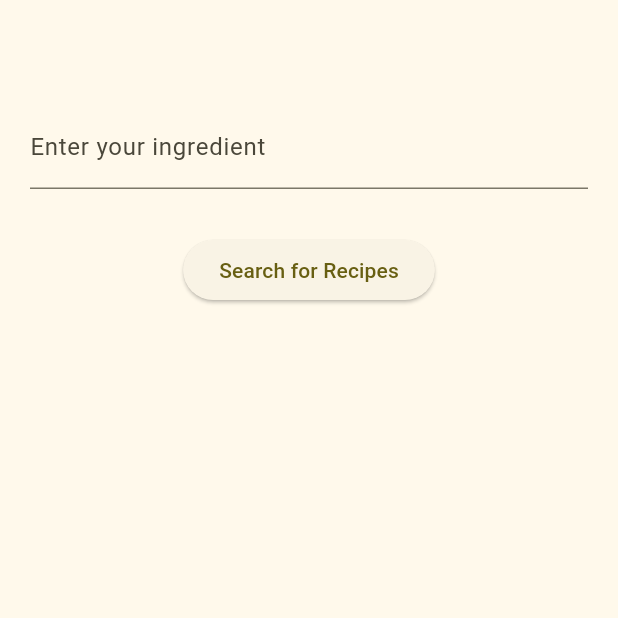
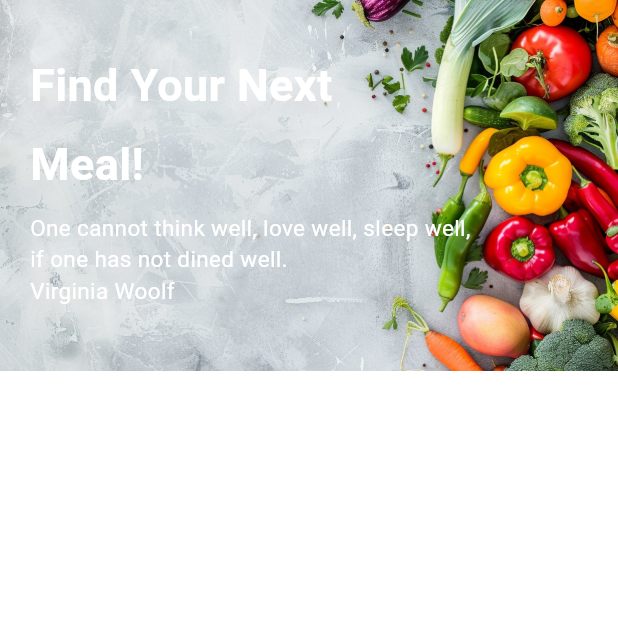
Before and after one commit to tamilnambi/recipe_rover, a Flutter app: the screen it shows after launch, on a phone screen of 412 x 824 dp, the top half of it. Run offline on Flutter 3.47's test engine with Material 3 defaults, Android fonts, the phone set to English and light mode, and no system bars; our stand-ins replace google_fonts, webview_flutter.

```diff
--- a/lib/main.dart
+++ b/lib/main.dart
@@ -1,12 +1,13 @@
 import 'package:flutter/material.dart';
 import 'package:http/http.dart' as http;
+import 'package:recipe_rover/pages/home_page.dart';
 import 'dart:convert';
 
 import 'package:recipe_rover/recipe.dart';
 import 'package:recipe_rover/constant.dart';
 
 void main() {
-  runApp( MyApp());
+  runApp( const MyApp());
 }
 
 class MyApp extends StatelessWidget {
@@ -27,100 +28,101 @@ class MyApp extends StatelessWidget {
   }
 }
 
-class MyHomePage extends StatefulWidget {
-  const MyHomePage({super.key});
-
-  @override
-  State<MyHomePage> createState() => _MyHomePageState();
-}
-
-class _MyHomePageState extends State<MyHomePage> {
-
-  final TextEditingController _ingredientController = TextEditingController();
-  List<Map<String, dynamic>> recipes = [];
-  bool isLoading = false; // Added loading indicator state
-
-  Future<void> _searchRecipes(String ingredient) async {
-
-    try {
-      setState(() {
-        isLoading = true; // show loading indicator
-      });
-      final response = await http.get(
-          Uri.parse('$endpoint?q=$ingredient&app_id=$appId&app_key=$appKey'));
-      if (response.statusCode == 200) {
-        final data = json.decode(response.body);
-        if (data['hits'] != null) {
-          final hits = data['hits'];
-          final recipeData = hits.map<Map<String, dynamic>>((hit) {
-            final recipe = hit['recipe'];
-            return {
-              'label': recipe['label'],
-              'image': recipe['image'],
-              'uri': recipe['uri'],
-            };
-          }).toList();
-
-          setState(() {
-            recipes = recipeData;
-          });
-        }
-      } else {
-        print('Failed to fetch recipes');
-      }
-    }
-    catch (e) {
-      print('error occurred + $e');
-    } finally {
-      setState(() {
-        isLoading = false; //hide loading indicator
-      });
-    }
-  }
-
-    @override
-    Widget build(BuildContext context) {
-      return Scaffold(
-        body: Center(
-          child: Column(
-            children: <Widget>[
-              const SizedBox(
-                height: 50.0,
-              ),
-              Padding(padding: const EdgeInsets.all(20.0),
-                child: TextField(
-                  controller: _ingredientController,
-                  decoration: const InputDecoration(
-                      labelText: 'Enter your ingredient'),
-                ),),
-              const SizedBox(
-                height: 10.0,
-              ),
-              ElevatedButton(onPressed: () {
-                _searchRecipes(_ingredientController.text);
-              },
-                  child: const Text("Search for Recipes")),
-              if (isLoading)
-                const CircularProgressIndicator() // Show loading indicator while fetching data
-              else
-                if (recipes.isNotEmpty)
-                  Expanded(
-                      child: ListView.builder(
-                          itemCount: recipes.length,
-                          itemBuilder: (context, index) {
-                            final recipe = recipes[index];
-                            return ListTile(
-                              title: Text(recipe['label']),
-                              subtitle: Image.network(recipe['image']),
-                              onTap: () {
-                                Navigator.push(context,
-                                    MaterialPageRoute(builder: (context)=> RecipeDetails(uri : recipe['uri'])));
-                              },
-                            );
-                          })),
-            ],
-          ),
-        ),
-      );
-    }
-  }
+// class MyHomePage extends StatefulWidget {
+//   const MyHomePage({super.key});
+//
+//   @override
+//   State<MyHomePage> createState() => _MyHomePageState();
+// }
+//
+// class _MyHomePageState extends State<MyHomePage> {
+//
+//   final TextEditingController _ingredientController = TextEditingController();
+//   List<Map<String, dynamic>> recipes = [];
+//   bool isLoading = false; // Added loading indicator state
+//
+//   Future<void> _searchRecipes(String ingredient) async {
+//
+//     try {
+//       setState(() {
+//         isLoading = true; // show loading indicator
+//       });
+//       final response = await http.get(
+//           Uri.parse('$endpoint?q=$ingredient&app_id=$appId&app_key=$appKey'));
+//       if (response.statusCode == 200) {
+//         final data = json.decode(response.body);
+//         if (data['hits'] != null) {
+//           final hits = data['hits'];
+//           final recipeData = hits.map<Map<String, dynamic>>((hit) {
+//             final recipe = hit['recipe'];
+//             return {
+//               'label': recipe['label'],
+//               'image': recipe['image'],
+//               'uri': recipe['uri'],
+//             };
+//           }).toList();
+//
+//           setState(() {
+//             recipes = recipeData;
+//           });
+//         }
+//       } else {
+//         print('Failed to fetch recipes');
+//       }
+//     }
+//     catch (e) {
+//       print('error occurred + $e');
+//     } finally {
+//       setState(() {
+//         isLoading = false; //hide loading indicator
+//       });
+//     }
+//   }
+//
+//     @override
+//     Widget build(BuildContext context) {
+//       return Scaffold(
+//         body: Center(
+//           child: Column(
+//             children: <Widget>[
+//               const SizedBox(
+//                 height: 50.0,
+//               ),
+//               Padding(padding: const EdgeInsets.all(20.0),
+//                 child: TextField(
+//                   controller: _ingredientController,
+//                   decoration: const InputDecoration(
+//                       labelText: 'Enter your ingredient'),
+//                 ),),
+//               const SizedBox(
+//                 height: 10.0,
+//               ),
+//               ElevatedButton(onPressed: () {
+//                 _searchRecipes(_ingredientController.text);
+//               },
+//                   child: const Text("Search for Recipes")),
+//               if (isLoading)
+//                 const CircularProgressIndicator() // Show loading indicator while fetching data
+//               else
+//                 if (recipes.isNotEmpty)
+//                   Expanded(
+//                       child: ListView.builder(
+//                           itemCount: recipes.length,
+//                           itemBuilder: (context, index) {
+//                             final recipe = recipes[index];
+//                             return ListTile(
+//                               title: Text(recipe['label']),
+//                               subtitle: Image.network(recipe['image']),
+//                               onTap: () {
+//                                 Navigator.push(context,
+//                                     MaterialPageRoute(builder: (context)=> RecipeDetails(uri : recipe['uri'])));
+//                               },
+//                             );
+//                           })),
+//             ],
+//           ),
+//         ),
+//       );
+//     }
+//   }
+//
--- /dev/null
+++ b/lib/pages/home_page.dart
@@ -0,0 +1,63 @@
+import 'package:flutter/material.dart';
+import 'package:google_fonts/google_fonts.dart';
+
+class MyHomePage extends StatelessWidget {
+  const MyHomePage({super.key});
+
+  @override
+  Widget build(BuildContext context) {
+    Size size = MediaQuery.of(context).size;
+    return Scaffold(
+      body: SafeArea(
+          child: Container(
+            width: size.width,
+        color: Colors.white,
+        child:  Column(
+          children: [
+            Stack(
+              children: [
+                Image.asset(
+                  'assets/header_image.png',
+                  height: size.height * 0.3,
+                  width: size.width,
+                  fit: BoxFit.cover,
+                ),
+                Positioned(
+                  left: 20.0,
+                  top: 35.0,
+                  child: Column(
+                    crossAxisAlignment: CrossAxisAlignment.start,
+                    children: [
+                      Text('Find Your Next',
+                          style: GoogleFonts.roboto(
+                              fontSize: 30.0,
+                              fontWeight: FontWeight.bold,
+                              color: Colors.white
+                          ),
+                      ),
+                      const SizedBox(height: 10.0,),
+                      Text('Meal!',
+                          style: GoogleFonts.roboto(
+                              fontSize: 30.0,
+                              fontWeight: FontWeight.bold,
+                              color: Colors.white
+                          ),
+                      ),
+                      const SizedBox(height: 10.0,),
+                      Text('One cannot think well, love well, sleep well, \nif one has not dined well.\nVirginia Woolf',
+                          style: GoogleFonts.roboto(
+                              fontSize: 15.0,
+                              color: Colors.white
+                          ),
+                      ),
+                    ],
+                  ),
+                ),
+              ],
+            ),
+          ],
+        ),
+      )),
+    );
+  }
+}
--- a/pubspec.yaml
+++ b/pubspec.yaml
@@ -32,6 +32,7 @@ dependencies:
     sdk: flutter
   http:
   webview_flutter:
+  google_fonts: ^6.2.1
 
 
   # The following adds the Cupertino Icons font to your application.
@@ -61,8 +62,8 @@ flutter:
   uses-material-design: true
 
   # To add assets to your application, add an assets section, like this:
-  # assets:
-  #   - images/a_dot_burr.jpeg
+  assets:
+    - assets/
   #   - images/a_dot_ham.jpeg
 
   # An image asset can refer to one or more resolution-specific "variants", see
```
Also changed, not shown: assets/header_image.png (added), pubspec.lock.
